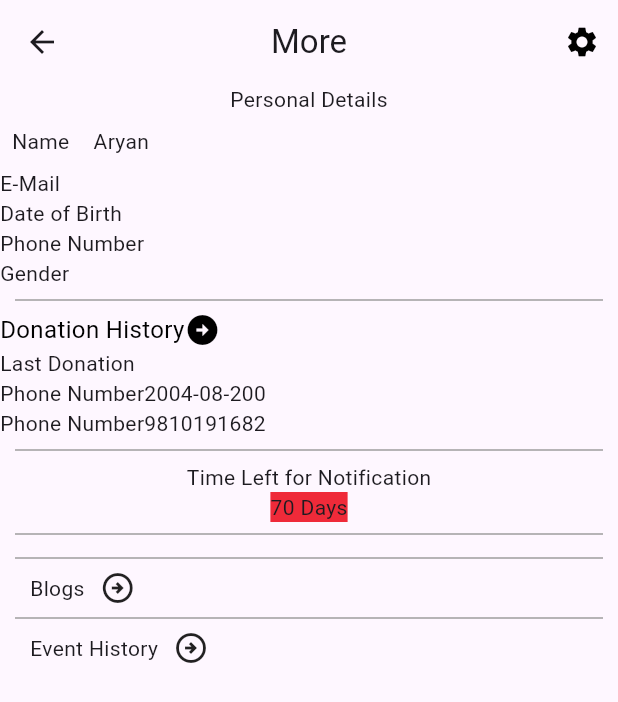
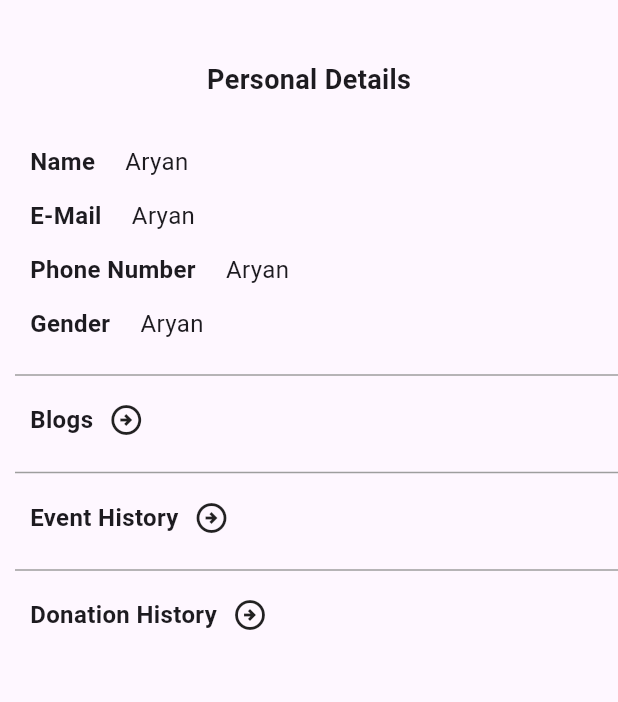
Before and after one commit to Pakhrin007/BloodLife, a Flutter app: the More screen opened directly, on a phone screen of 412 x 824 dp. Shown: the top 702 px of the screen. Run offline on Flutter 3.47's test engine with Material 3 defaults, Android fonts, the phone set to English and light mode, and no system bars; our stand-ins replace animated_splash_screen, cached_network_image, curved_navigation_bar, file_picker, flutter_spinkit, geolocator and 2 more.

Commit message:
more screen

```diff
--- a/lib/Dummypages/more.dart
+++ b/lib/Dummypages/more.dart
@@ -12,117 +12,102 @@ class _MoreState extends State<More> {
   @override
   Widget build(BuildContext context) {
     return Scaffold(
-      appBar: AppBar(
-        title: Text("More"),
-        centerTitle: true,
-        actions: <Widget>[
-          IconButton(
-            icon: Icon(
-              Icons.settings,
-              color: Colors.black,
+      body: Column(
+        children: [
+          Padding(
+            padding: const EdgeInsets.only(top: 40),
+            child: Container(
+              child: Text(
+                "Personal Details",
+                style: TextStyle(fontSize: 18, fontWeight: FontWeight.bold),
               ),
-            onPressed: () {
-              // do something
-            },
-          )
+            ),
+          ),
+          Padding(
+            padding: const EdgeInsets.only(top: 10),
+            child: Row(
+              children: [
+                Padding(
+                  padding: const EdgeInsets.only(left: 20, top: 20),
+                  child: Text(
+                    "Name",
+                    style: TextStyle(fontSize: 16, fontWeight: FontWeight.bold),
+                  ),
+                ),
+                Padding(
+                  padding: const EdgeInsets.only(left: 20, top: 20),
+                  child: Text(
+                    "Aryan",
+                    style: TextStyle(fontSize: 16, fontWeight: FontWeight.w400),
+                  ),
+                ),
               ],
             ),
-      body: Column(
-        children: [
-          Container(
-            child: Text("Personal Details"),
           ),
           Row(
             children: [
               Padding(
-                padding: const EdgeInsets.all(8.0),
-                child: Text("Name"),
+                padding: const EdgeInsets.only(left: 20, top: 13),
+                child: Text(
+                  "E-Mail",
+                  style: TextStyle(fontSize: 16, fontWeight: FontWeight.bold),
+                ),
               ),
               Padding(
-                padding: const EdgeInsets.all(8.0),
-                child: Text("Aryan"),
+                padding: const EdgeInsets.only(left: 20, top: 13),
+                child: Text(
+                  "Aryan",
+                  style: TextStyle(fontSize: 16, fontWeight: FontWeight.w400),
+                ),
               ),
             ],
           ),
           Row(
             children: [
-              Text("E-Mail"),
+              Padding(
+                padding: const EdgeInsets.only(left: 20, top: 13),
+                child: Text(
+                  "Phone Number",
+                  style: TextStyle(fontSize: 16, fontWeight: FontWeight.bold),
+                ),
+              ),
+              Padding(
+                padding: const EdgeInsets.only(left: 20, top: 13),
+                child: Text(
+                  "Aryan",
+                  style: TextStyle(fontSize: 16, fontWeight: FontWeight.w400),
+                ),
+              ),
             ],
           ),
           Row(
             children: [
-              Text("Date of Birth"),
+              Padding(
+                padding: const EdgeInsets.only(left: 20, top: 13),
+                child: Text(
+                  "Gender",
+                  style: TextStyle(fontSize: 16, fontWeight: FontWeight.bold),
+                ),
+              ),
+              Padding(
+                padding: const EdgeInsets.only(left: 20, top: 13),
+                child: Text(
+                  "Aryan",
+                  style: TextStyle(fontSize: 16, fontWeight: FontWeight.w400),
+                ),
+              ),
             ],
           ),
-          Row(
-            children: [
-              Text("Phone Number"),
-            ],
-          ),
-          Row(
-            children: [
-              Text("Gender"),
-            ],
-          ),
-          Divider(
+          Padding(
+            padding: const EdgeInsets.only(top: 15),
+            child: Divider(
               color: Colors.grey,
               thickness: 1,
               indent: 10,
-            endIndent: 10,
             ),
-          Row(
-            children: [
-              Container(
-                child: Text(
-                  "Donation History",
-                  style: TextStyle(
-                    fontSize: 16.0,
-                    color: Colors.black,
-                  ),
-                ),
-              ),
-              Icon(
-                Icons.arrow_circle_right,
-                color: Colors.black,
-                size: 24.0,
-              ),
-              SizedBox(width: 8),
-            ],
-          ),
-          Row(
-            children: [Text("Last Donation")],
-          ),
-          Row(
-            children: [Text("Phone Number"), Text("2004-08-200")],
-          ),
-          Row(
-            children: [Text("Phone Number"), Text("9810191682")],
-          ),
-          Divider(
-            color: Colors.grey,
-            thickness: 1,
-            indent: 10,
-            endIndent: 10,
           ),
           Column(
             children: [
-              Text("Time Left for Notification"),
-              Container(
-                decoration: BoxDecoration(color: Color(0xFFEF2A39)),
-                child: Text("70 Days"),
-              ),
-              Divider(
-                color: Colors.grey,
-                thickness: 1,
-                indent: 10,
-                endIndent: 10,
-              ),
-              Divider(
-                color: Colors.grey, // Color of the line
-                thickness: 1, // Thickness of the line
-                indent: 10, // Left margin
-                endIndent: 10, // Right margin
-              ),
               GestureDetector(
                 onTap: () {
                   Navigator.push(context,
@@ -130,31 +115,81 @@ class _MoreState extends State<More> {
                 },
                 child: Row(
                   children: [
-                    Padding(padding: EdgeInsets.all(10)),
-                    Container(
-                      child: Text("Blogs"),
+                    Padding(padding: EdgeInsets.only(top: 20, left: 20)),
+                    Padding(
+                      padding: const EdgeInsets.only(top: 10),
+                      child: Container(
+                        child: Text(
+                          "Blogs",
+                          style: TextStyle(
+                              fontSize: 16, fontWeight: FontWeight.bold),
+                        ),
+                      ),
                     ),
                     SizedBox(width: 10),
-                    Icon(Icons.arrow_circle_right_outlined),
+                    Padding(
+                      padding: const EdgeInsets.only(top: 10),
+                      child: Icon(Icons.arrow_circle_right_outlined),
+                    ),
                   ],
                 ),
               ),
-              Divider(
+              Padding(
+                padding: const EdgeInsets.only(top: 15),
+                child: Divider(
                   color: Colors.grey,
                   thickness: 1,
                   indent: 10,
-                endIndent: 10,
+                ),
               ),
               Row(
                 children: [
                   Padding(padding: EdgeInsets.all(10)),
-                  Container(
-                    child: Text("Event History"),
+                  Padding(
+                    padding: const EdgeInsets.only(top: 10),
+                    child: Container(
+                      child: Text(
+                        "Event History",
+                        style: TextStyle(
+                            fontSize: 16, fontWeight: FontWeight.bold),
+                      ),
+                    ),
                   ),
                   SizedBox(width: 10),
-                  Icon(Icons.arrow_circle_right_outlined),
+                  Padding(
+                    padding: const EdgeInsets.only(top: 10),
+                    child: Icon(Icons.arrow_circle_right_outlined),
+                  ),
                 ],
-              )
+              ),
+              Padding(
+                padding: const EdgeInsets.only(top: 15),
+                child: Divider(
+                  color: Colors.grey,
+                  thickness: 1,
+                  indent: 10,
+                ),
+              ),
+              Row(
+                children: [
+                  Padding(padding: EdgeInsets.all(10)),
+                  Padding(
+                    padding: const EdgeInsets.only(top: 10),
+                    child: Container(
+                      child: Text(
+                        "Donation History",
+                        style: TextStyle(
+                            fontSize: 16, fontWeight: FontWeight.bold),
+                      ),
+                    ),
+                  ),
+                  SizedBox(width: 10),
+                  Padding(
+                    padding: const EdgeInsets.only(top: 10),
+                    child: Icon(Icons.arrow_circle_right_outlined),
+                  ),
+                ],
+              ),
             ],
           )
         ],
```
Lines whose indentation alone changed are shown as unchanged.
